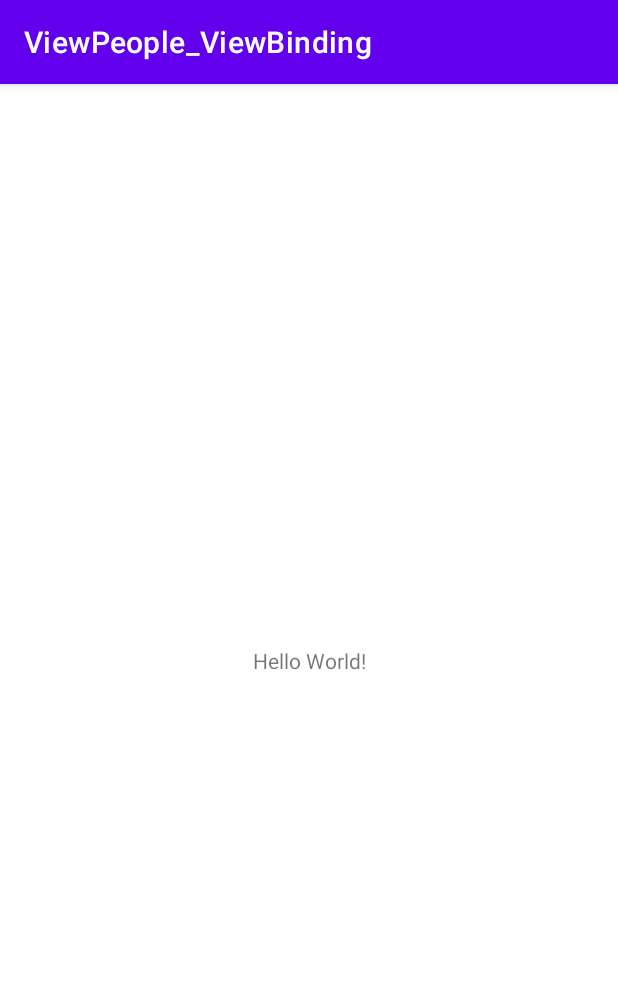
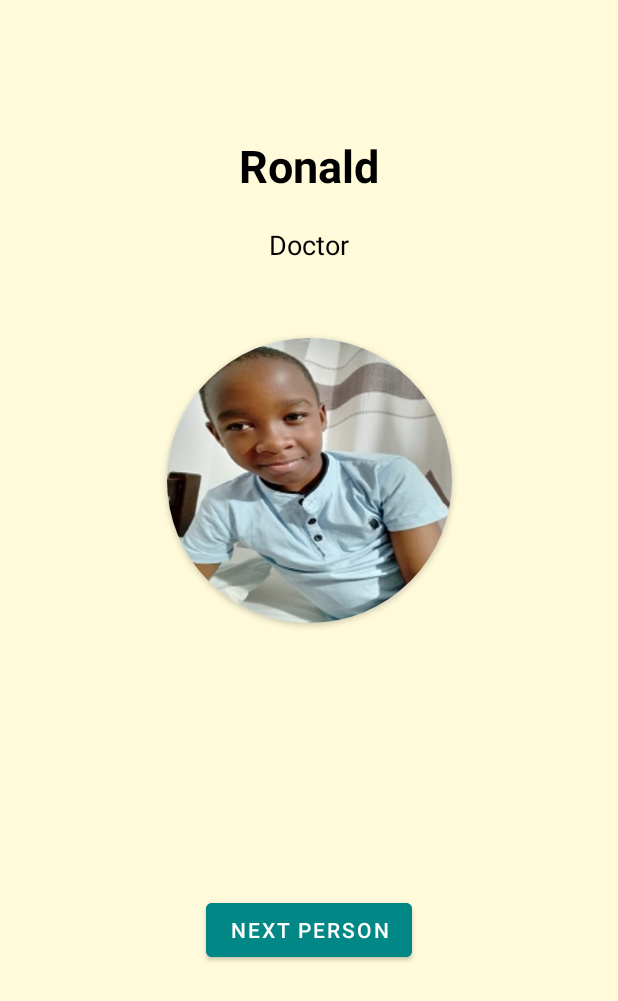
Before and after one commit to otiego/ViewPeople_ViewBinding, an Android app: the screen it shows after launch (MainActivity), on a phone screen of 412 x 824 dp. Shown: the top 1001 px of the screen. Run offline under Robolectric (Android 15) with nearby library versions, the phone set to English and light mode, and no system bars.

Commit message:
Set up the layout_frontend

```diff
--- a/app/build.gradle
+++ b/app/build.gradle
@@ -5,12 +5,12 @@ plugins {
 
 android {
     namespace 'com.ronald.viewpeople_viewbinding'
-    compileSdk 32
+    compileSdk 33
 
     defaultConfig {
         applicationId "com.ronald.viewpeople_viewbinding"
         minSdk 24
-        targetSdk 32
+        targetSdk 33
         versionCode 1
         versionName "1.0"
 
--- a/app/src/main/res/layout/activity_main.xml
+++ b/app/src/main/res/layout/activity_main.xml
@@ -4,15 +4,61 @@
     xmlns:tools="http://schemas.android.com/tools"
     android:layout_width="match_parent"
     android:layout_height="match_parent"
+    android:background="@color/cream"
     tools:context=".MainActivity">
 
     <TextView
+        android:id="@+id/tvName"
         android:layout_width="wrap_content"
         android:layout_height="wrap_content"
-        android:text="Hello World!"
+        app:layout_constraintStart_toStartOf="parent"
+        app:layout_constraintEnd_toEndOf="parent"
+        app:layout_constraintTop_toTopOf="parent"
+        android:layout_marginTop="90dp"
+        android:text="Ronald"
+        android:textColor="@color/black"
+        android:textSize="30sp"
+        android:textStyle="bold"/>
+
+    <TextView
+        android:id="@+id/tvCareer"
+        android:layout_width="wrap_content"
+        android:layout_height="wrap_content"
+        app:layout_constraintStart_toStartOf="parent"
+        app:layout_constraintEnd_toEndOf="parent"
+        app:layout_constraintTop_toBottomOf="@id/tvName"
+        android:layout_marginTop="20dp"
+        android:text="Doctor"
+        android:textColor="@color/black"
+        android:textSize="18sp"
+        android:textStyle="normal"/>
+
+    <androidx.cardview.widget.CardView
+        android:id="@+id/cardView"
+        app:layout_constraintStart_toStartOf="parent"
+        app:layout_constraintEnd_toEndOf="parent"
+        app:layout_constraintTop_toBottomOf="@id/tvCareer"
+        android:layout_marginTop="50dp"
+        android:layout_width="190dp"
+        android:layout_height="190dp"
+        app:cardCornerRadius="100dp">
+
+        <ImageView
+            android:id="@+id/imageView"
+            android:layout_width="match_parent"
+            android:src="@drawable/avatar"
+            android:layout_height="match_parent"/>
+    </androidx.cardview.widget.CardView>
+
+    <Button
+        android:id="@+id/button"
+        android:layout_width="wrap_content"
+        android:layout_height="wrap_content"
+        android:backgroundTint="@color/teal_700"
+        android:text="Next Person"
         app:layout_constraintBottom_toBottomOf="parent"
+        app:layout_constraintTop_toBottomOf="@id/cardView"
         app:layout_constraintEnd_toEndOf="parent"
-        app:layout_constraintStart_toStartOf="parent"
-        app:layout_constraintTop_toTopOf="parent" />
+        app:layout_constraintStart_toStartOf="parent"/>
 
 </androidx.constraintlayout.widget.ConstraintLayout>
--- a/app/src/main/res/values-night/themes.xml
+++ b/app/src/main/res/values-night/themes.xml
@@ -1,6 +1,6 @@
 <resources xmlns:tools="http://schemas.android.com/tools">
     <!-- Base application theme. -->
-    <style name="Theme.ViewPeople_ViewBinding" parent="Theme.MaterialComponents.DayNight.DarkActionBar">
+    <style name="Theme.ViewPeople_ViewBinding" parent="Theme.MaterialComponents.DayNight.NoActionBar">
         <!-- Primary brand color. -->
         <item name="colorPrimary">@color/purple_200</item>
         <item name="colorPrimaryVariant">@color/purple_700</item>
@@ -10,7 +10,7 @@
         <item name="colorSecondaryVariant">@color/teal_200</item>
         <item name="colorOnSecondary">@color/black</item>
         <!-- Status bar color. -->
-        <item name="android:statusBarColor">?attr/colorPrimaryVariant</item>
+        <item name="android:statusBarColor">@color/teal_700</item>
         <!-- Customize your theme here. -->
     </style>
 </resources>
--- a/app/src/main/res/values/colors.xml
+++ b/app/src/main/res/values/colors.xml
@@ -7,4 +7,5 @@
     <color name="teal_700">#FF018786</color>
     <color name="black">#FF000000</color>
     <color name="white">#FFFFFFFF</color>
+    <color name="cream">#FFFADA</color>
 </resources>
--- a/app/src/main/res/values/themes.xml
+++ b/app/src/main/res/values/themes.xml
@@ -1,6 +1,6 @@
 <resources xmlns:tools="http://schemas.android.com/tools">
     <!-- Base application theme. -->
-    <style name="Theme.ViewPeople_ViewBinding" parent="Theme.MaterialComponents.DayNight.DarkActionBar">
+    <style name="Theme.ViewPeople_ViewBinding" parent="Theme.MaterialComponents.DayNight.NoActionBar">
         <!-- Primary brand color. -->
         <item name="colorPrimary">@color/purple_500</item>
         <item name="colorPrimaryVariant">@color/purple_700</item>
@@ -10,7 +10,7 @@
         <item name="colorSecondaryVariant">@color/teal_700</item>
         <item name="colorOnSecondary">@color/black</item>
         <!-- Status bar color. -->
-        <item name="android:statusBarColor">?attr/colorPrimaryVariant</item>
+        <item name="android:statusBarColor">@color/teal_700</item>
         <!-- Customize your theme here. -->
     </style>
 </resources>
```
Also changed, not shown: app/src/main/res/drawable/avatar.jpeg (added).
